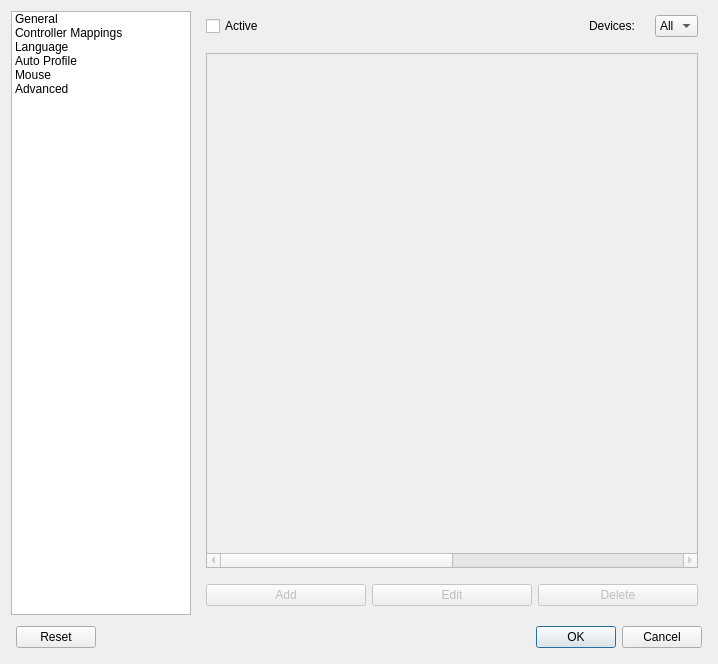
Before: the Qt Designer form src/gui/mainsettingsdialog.ui in AntiMicroX/antimicrox, drawn with Qt 5.
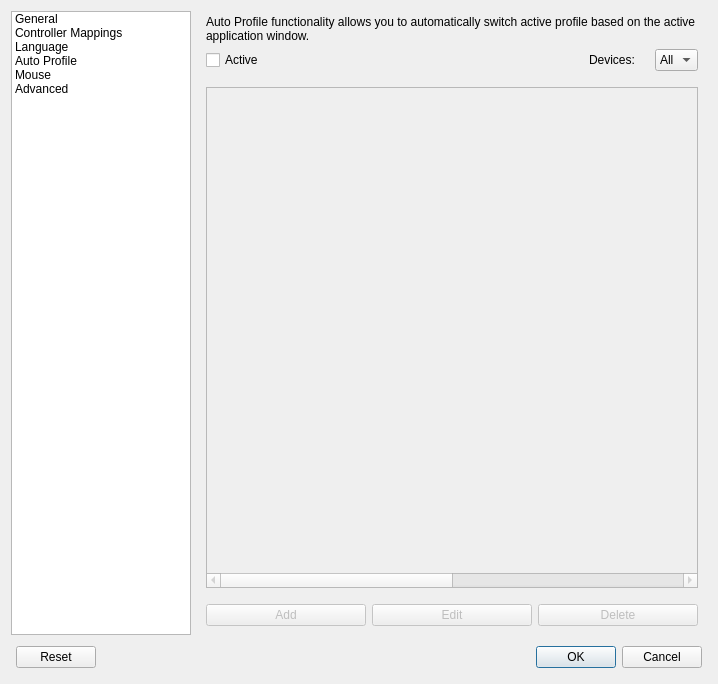
After: the same form once the commit is applied. The open tabs and pages were chosen to show the change. Icons and pictures are not drawn.

Commit message: chore: Describe Auto Profile functionality in coressponding settings window

Patch:
```diff
--- a/src/gui/mainsettingsdialog.ui
+++ b/src/gui/mainsettingsdialog.ui
@@ -10,7 +10,7 @@
     <x>0</x>
     <y>0</y>
     <width>718</width>
-    <height>664</height>
+    <height>684</height>
    </rect>
   </property>
   <property name="sizePolicy">
@@ -718,6 +718,16 @@
          <property name="topMargin">
           <number>4</number>
          </property>
+         <item>
+          <widget class="QLabel" name="autoProfileDescription">
+           <property name="text">
+            <string>Auto Profile functionality allows you to automatically switch active profile based on the active application window.</string>
+           </property>
+           <property name="wordWrap">
+            <bool>true</bool>
+           </property>
+          </widget>
+         </item>
          <item>
           <layout class="QHBoxLayout" name="horizontalLayout_6">
            <item>
```
Left out of the diff: 103 changed lines with no effect on the pictures.
